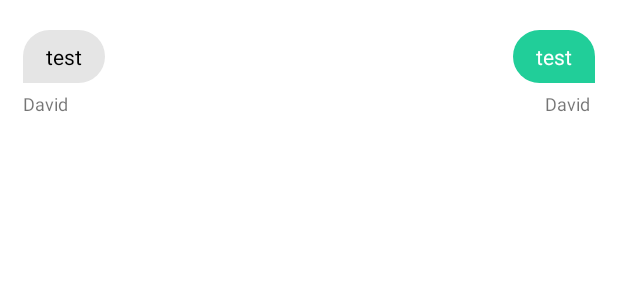
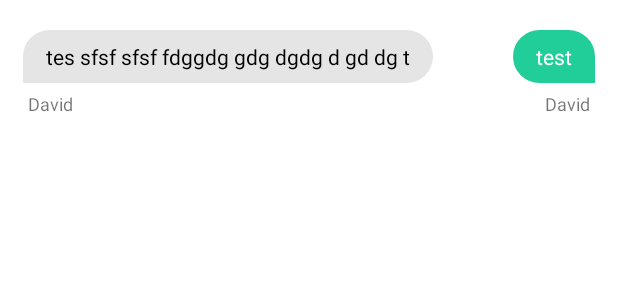
Before and after one commit to DavidDelem/we-split, an Android app: the layout row_list_messages.xml on its own in the app's theme, with its tools: preview values and no code run, on a phone screen of 412 x 824 dp. Shown: the top 300 px of the screen. Run offline under Robolectric (Android 15) with nearby library versions, the phone set to English and light mode, and no system bars.

```diff
--- a/app/src/main/java/com/uqac/wesplit/helpers/MessageAdapter.java
+++ b/app/src/main/java/com/uqac/wesplit/helpers/MessageAdapter.java
@@ -67,7 +67,7 @@ public class MessageAdapter extends ArrayAdapter<Message> {
                     message.setText(i.getMessage());
                 }
                 if (nameDate != null) {
-                    nameDate.setText(i.getName() + ", le " + sf.format(date));
+                    nameDate.setText("Moi, le " + sf.format(date));
                 }
 
             } else {
@@ -83,7 +83,7 @@ public class MessageAdapter extends ArrayAdapter<Message> {
                     message.setText(i.getMessage());
                 }
                 if (nameDate != null) {
-                    nameDate.setText(i.getName() + ", " + sf.format(date));
+                    nameDate.setText(i.getName() + ", le " + sf.format(date));
                 }
             }
         }
--- a/app/src/main/res/layout/row_list_messages.xml
+++ b/app/src/main/res/layout/row_list_messages.xml
@@ -1,7 +1,8 @@
 <?xml version="1.0" encoding="utf-8"?>
-<android.support.constraint.ConstraintLayout
-    xmlns:android="http://schemas.android.com/apk/res/android" android:layout_width="match_parent"
-    android:layout_height="match_parent"
+<android.support.constraint.ConstraintLayout xmlns:android="http://schemas.android.com/apk/res/android"
+    android:layout_width="match_parent"
+    android:layout_height="500dp"
+    xmlns:app="http://schemas.android.com/apk/res-auto"
     android:layout_marginRight="15dp"
     android:layout_marginTop="10dp"
     android:layout_marginLeft="15dp">
@@ -14,7 +15,7 @@
         <TextView
             android:layout_alignParentLeft="true"
             android:id="@+id/text_left"
-            android:text="test"
+            android:text="tes sfsf sfsf fdggdg gdg dgdg d gd dg t"
             android:background="@drawable/rounded_message_grey"
             android:layout_width="wrap_content"
             android:layout_height="wrap_content"
@@ -24,16 +25,24 @@
             android:paddingLeft="15dp"
             android:textColor="#000000"
             android:layout_marginTop="10dp"/>
+        <LinearLayout
+            android:gravity="right"
+            android:layout_alignLeft="@+id/text_left"
+            android:layout_width="wrap_content"
+            android:layout_below="@+id/text_left"
+            android:layout_height="50dp">
             <TextView
                 android:id="@+id/text_left_bottom"
                 android:text="David"
-            android:layout_below="@+id/text_left"
+                android:layout_alignParentLeft="true"
                 android:layout_width="wrap_content"
                 android:layout_height="wrap_content"
-            android:layout_alignParentLeft="true"
                 android:textSize="12dp"
-            android:paddingRight="3dp"
+                android:layout_gravity="left"
+                android:paddingLeft="3dp"
                 android:paddingTop="5dp"/>
+
+        </LinearLayout>
     </RelativeLayout>
     <RelativeLayout
         android:id="@+id/zone_text_right"
@@ -54,16 +63,24 @@
             android:paddingLeft="15dp"
             android:textColor="#ffffff"
             android:layout_marginTop="10dp"/>
+        <LinearLayout
+            android:gravity="right"
+            android:layout_alignRight="@+id/text_right"
+            android:layout_width="wrap_content"
+            android:layout_below="@+id/text_right"
+            android:layout_height="50dp">
             <TextView
                 android:id="@+id/text_right_bottom"
                 android:text="David"
-            android:layout_below="@+id/text_right"
+                android:layout_alignParentRight="true"
                 android:layout_width="wrap_content"
                 android:layout_height="wrap_content"
-            android:layout_alignParentRight="true"
                 android:textSize="12dp"
+                android:layout_gravity="right"
                 android:paddingRight="3dp"
                 android:paddingTop="5dp"/>
+
+        </LinearLayout>
     </RelativeLayout>
 
 </android.support.constraint.ConstraintLayout>
```
Lines whose indentation alone changed are shown as unchanged.
